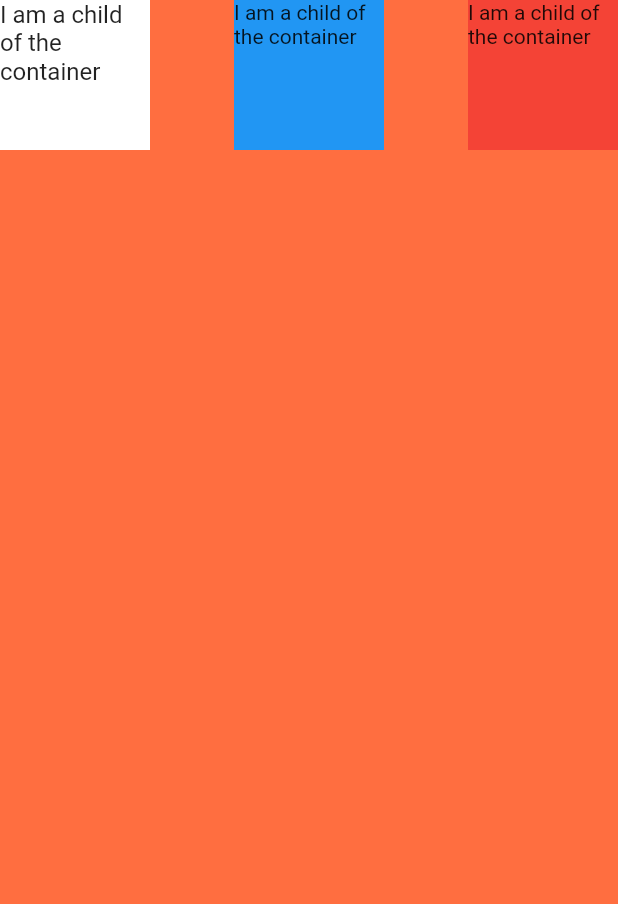
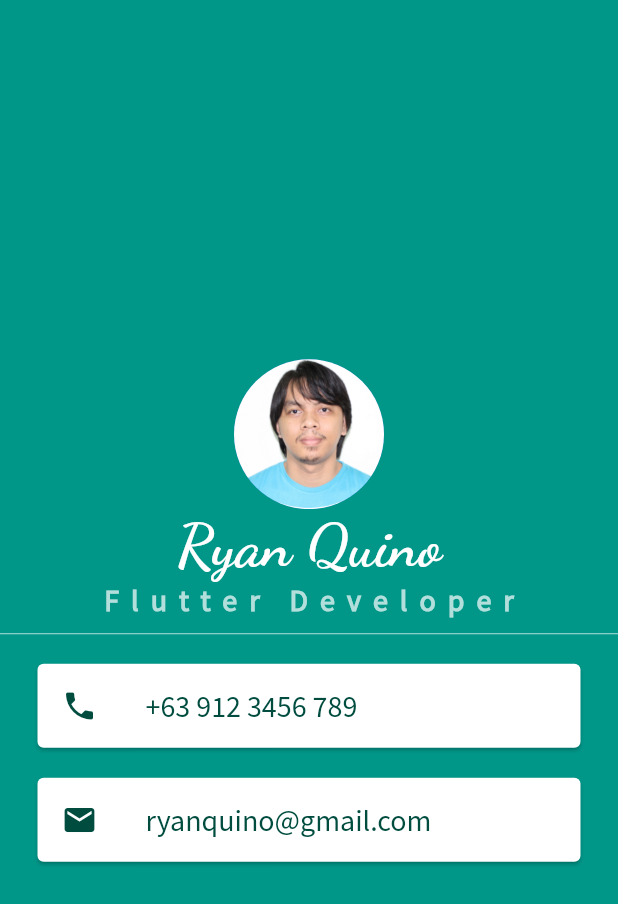
Before and after one commit to ryanquino/HelloWorldFlutter, a Flutter app: the screen it shows after launch, on a phone screen of 412 x 824 dp. Shown: the top 904 px of the screen. Run offline on Flutter 3.47's test engine with Material 2 defaults, Android fonts, the phone set to English and light mode, and no system bars.

Commit message:
october 27, 2021

```diff
--- a/lib/main.dart
+++ b/lib/main.dart
@@ -10,29 +10,69 @@ class MyApp extends StatelessWidget {
   Widget build(BuildContext context) {
     return MaterialApp(
         home: Scaffold(
-            backgroundColor: Colors.deepOrangeAccent,
+            backgroundColor: Colors.teal,
             body: SafeArea(
-                child: Row(
-              mainAxisAlignment: MainAxisAlignment.spaceBetween,
+                child: Column(
+              mainAxisAlignment: MainAxisAlignment.center,
               children: <Widget>[
-                Container(
-                  width: 100,
-                  height: 100,
+                CircleAvatar(
+                  radius: 50,
+                  backgroundImage: AssetImage('assets/me.png'),
+                ),
+                Text(
+                  'Ryan Quino',
+                  style: TextStyle(
+                      fontFamily: 'DancingScript',
+                      fontSize: 40,
+                      color: Colors.white,
+                      fontWeight: FontWeight.bold),
+                ),
+                Text(
+                  'Flutter Developer',
+                  style: TextStyle(
+                      fontFamily: 'SourceSansPro',
+                      fontSize: 20,
+                      color: Colors.teal.shade100,
+                      letterSpacing: 8,
+                      fontWeight: FontWeight.bold),
+                ),
+                SizedBox(
+                  height: 20,
+                  child: Divider(
+                    color: Colors.teal.shade100,
+                  ),
+                ),
+                Card(
                   color: Colors.white,
-                  child: Text('I am a child of the container',
-                      style: TextStyle(fontSize: 16)),
+                  margin: EdgeInsets.symmetric(vertical: 10, horizontal: 25),
+                  child: ListTile(
+                    leading: Icon(
+                      Icons.phone,
+                      color: Colors.teal.shade900,
+                    ),
+                    title: Text('+63 912 3456 789',
+                        style: TextStyle(
+                          fontFamily: 'SourceSansPro',
+                          fontSize: 20,
+                          color: Colors.teal.shade900,
+                        )),
+                  ),
                 ),
-                Container(
-                  width: 100,
-                  height: 100,
-                  color: Colors.blue,
-                  child: Text('I am a child of the container'),
-                ),
-                Container(
-                  width: 100,
-                  height: 100,
-                  color: Colors.red,
-                  child: Text('I am a child of the container'),
+                Card(
+                  color: Colors.white,
+                  margin: EdgeInsets.symmetric(vertical: 10, horizontal: 25),
+                  child: ListTile(
+                    leading: Icon(
+                      Icons.email,
+                      color: Colors.teal.shade900,
+                    ),
+                    title: Text('ryanquino@gmail.com',
+                        style: TextStyle(
+                          fontFamily: 'SourceSansPro',
+                          fontSize: 20,
+                          color: Colors.teal.shade900,
+                        )),
+                  ),
                 ),
               ],
             ))));
```
Also changed, not shown: pubspec.yaml (+9 -0 lines), assets/me.png (added), fonts/DancingScript.ttf (added), fonts/SourceSansPro-Regular.ttf (added), fonts/static/DancingScript-Bold.ttf (added), fonts/static/DancingScript-Medium.ttf (added), fonts/static/DancingScript-Regular.ttf (added), fonts/static/DancingScript-SemiBold.ttf (added).
